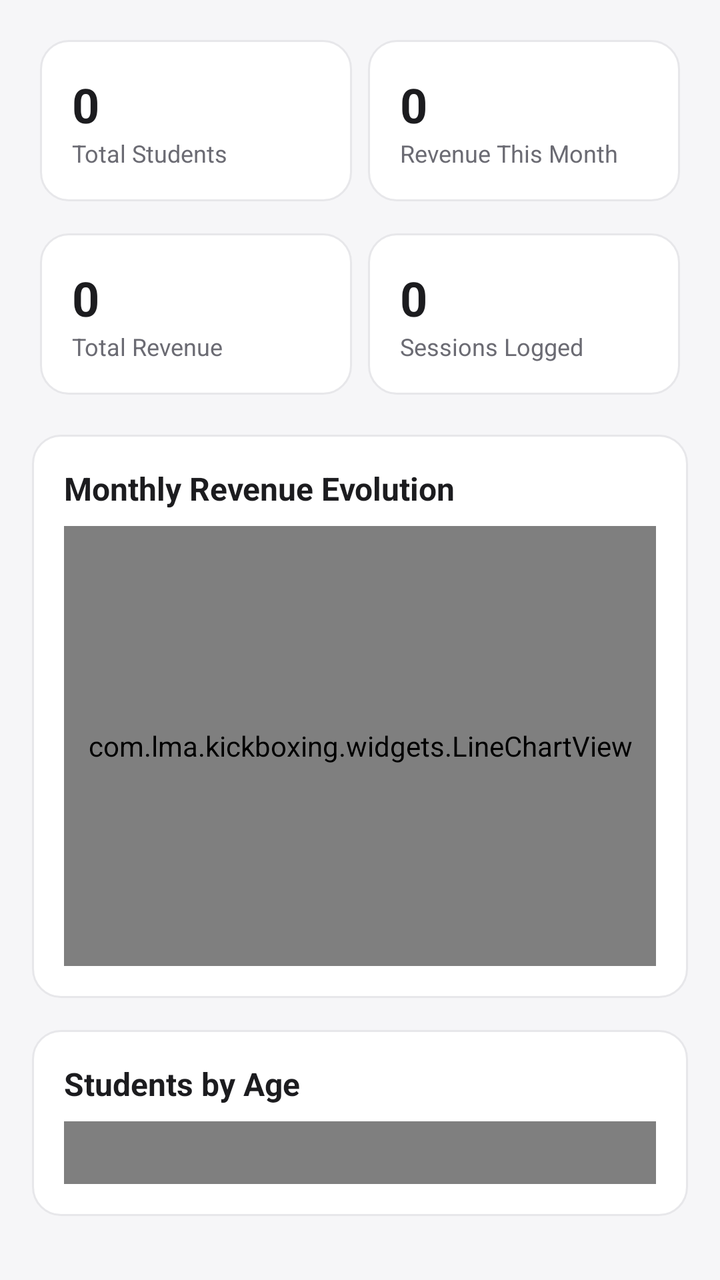
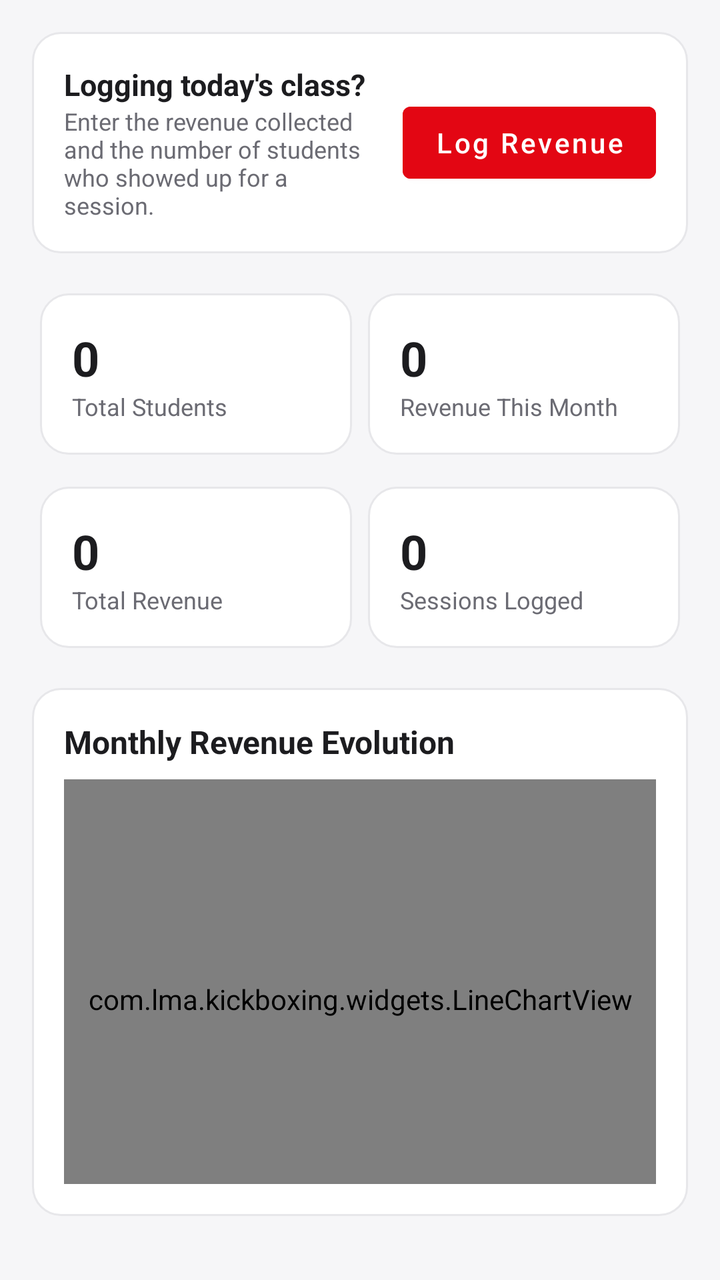

Before-and-after screenshots of an Android layout around one commit, followed by the original layout XML and the change that was made.
<!-- AndroidManifest.xml: application theme Theme.LmaKickboxing -->
<!-- res/layout/panel_dashboard.xml -->
<?xml version="1.0" encoding="utf-8"?>
<LinearLayout xmlns:android="http://schemas.android.com/apk/res/android"
    android:id="@+id/rootDashboard"
    android:layout_width="match_parent"
    android:layout_height="wrap_content"
    android:orientation="vertical"
    android:padding="16dp">

    <LinearLayout
        android:layout_width="match_parent"
        android:layout_height="wrap_content"
        android:orientation="horizontal"
        android:layout_marginBottom="8dp">

        <LinearLayout android:layout_width="0dp" android:layout_height="wrap_content" android:layout_weight="1" android:layout_margin="4dp"
            android:orientation="vertical" android:background="@drawable/bg_card" android:padding="16dp">
            <TextView android:id="@+id/tvTotalStudents" android:layout_width="wrap_content" android:layout_height="wrap_content" android:text="0" android:textSize="24sp" android:textStyle="bold" android:textColor="@color/ink" />
            <TextView android:layout_width="wrap_content" android:layout_height="wrap_content" android:text="Total Students" android:textSize="12sp" android:textColor="@color/muted" />
        </LinearLayout>

        <LinearLayout android:layout_width="0dp" android:layout_height="wrap_content" android:layout_weight="1" android:layout_margin="4dp"
            android:orientation="vertical" android:background="@drawable/bg_card" android:padding="16dp">
            <TextView android:id="@+id/tvMonthRevenue" android:layout_width="wrap_content" android:layout_height="wrap_content" android:text="0" android:textSize="24sp" android:textStyle="bold" android:textColor="@color/ink" />
            <TextView android:layout_width="wrap_content" android:layout_height="wrap_content" android:text="Revenue This Month" android:textSize="12sp" android:textColor="@color/muted" />
        </LinearLayout>
    </LinearLayout>

    <LinearLayout
        android:layout_width="match_parent"
        android:layout_height="wrap_content"
        android:orientation="horizontal"
        android:layout_marginBottom="16dp">

        <LinearLayout android:layout_width="0dp" android:layout_height="wrap_content" android:layout_weight="1" android:layout_margin="4dp"
            android:orientation="vertical" android:background="@drawable/bg_card" android:padding="16dp">
            <TextView android:id="@+id/tvTotalRevenue" android:layout_width="wrap_content" android:layout_height="wrap_content" android:text="0" android:textSize="24sp" android:textStyle="bold" android:textColor="@color/ink" />
            <TextView android:layout_width="wrap_content" android:layout_height="wrap_content" android:text="Total Revenue" android:textSize="12sp" android:textColor="@color/muted" />
        </LinearLayout>

        <LinearLayout android:layout_width="0dp" android:layout_height="wrap_content" android:layout_weight="1" android:layout_margin="4dp"
            android:orientation="vertical" android:background="@drawable/bg_card" android:padding="16dp">
            <TextView android:id="@+id/tvSessionsLogged" android:layout_width="wrap_content" android:layout_height="wrap_content" android:text="0" android:textSize="24sp" android:textStyle="bold" android:textColor="@color/ink" />
            <TextView android:layout_width="wrap_content" android:layout_height="wrap_content" android:text="Sessions Logged" android:textSize="12sp" android:textColor="@color/muted" />
        </LinearLayout>
    </LinearLayout>

    <LinearLayout android:layout_width="match_parent" android:layout_height="wrap_content" android:orientation="vertical"
        android:background="@drawable/bg_card" android:padding="16dp" android:layout_marginBottom="16dp">
        <TextView android:layout_width="wrap_content" android:layout_height="wrap_content" android:text="Monthly Revenue Evolution" android:textSize="16sp" android:textStyle="bold" android:textColor="@color/ink" android:layout_marginBottom="8dp" />
        <com.lma.kickboxing.widgets.LineChartView android:id="@+id/chartMonthlyRevenue" android:layout_width="match_parent" android:layout_height="220dp" />
    </LinearLayout>

    <LinearLayout android:layout_width="match_parent" android:layout_height="wrap_content" android:orientation="vertical"
        android:background="@drawable/bg_card" android:padding="16dp" android:layout_marginBottom="16dp">
        <TextView android:layout_width="wrap_content" android:layout_height="wrap_content" android:text="Students by Age" android:textSize="16sp" android:textStyle="bold" android:textColor="@color/ink" android:layout_marginBottom="8dp" />
        <com.lma.kickboxing.widgets.BarChartView android:id="@+id/chartAge" android:layout_width="match_parent" android:layout_height="200dp" />
    </LinearLayout>

    <LinearLayout android:layout_width="match_parent" android:layout_height="wrap_content" android:orientation="vertical"
        android:background="@drawable/bg_card" android:padding="16dp" android:layout_marginBottom="16dp">
        <TextView android:layout_width="wrap_content" android:layout_height="wrap_content" android:text="Students by Seniority" android:textSize="16sp" android:textStyle="bold" android:textColor="@color/ink" android:layout_marginBottom="8dp" />
        <com.lma.kickboxing.widgets.BarChartView android:id="@+id/chartSeniority" android:layout_width="match_parent" android:layout_height="200dp" />
    </LinearLayout>

    <LinearLayout android:layout_width="match_parent" android:layout_height="wrap_content" android:orientation="vertical"
        android:background="@drawable/bg_card" android:padding="16dp" android:layout_marginBottom="16dp">
        <TextView android:layout_width="wrap_content" android:layout_height="wrap_content" android:text="Students by Payment Type" android:textSize="16sp" android:textStyle="bold" android:textColor="@color/ink" android:layout_marginBottom="8dp" />
        <com.lma.kickboxing.widgets.BarChartView android:id="@+id/chartPayment" android:layout_width="match_parent" android:layout_height="200dp" />
    </LinearLayout>

    <LinearLayout android:layout_width="match_parent" android:layout_height="wrap_content" android:orientation="vertical"
        android:background="@drawable/bg_card" android:padding="16dp">
        <TextView android:layout_width="wrap_content" android:layout_height="wrap_content" android:text="Students by Grade" android:textSize="16sp" android:textStyle="bold" android:textColor="@color/ink" android:layout_marginBottom="8dp" />
        <com.lma.kickboxing.widgets.BarChartView android:id="@+id/chartGrade" android:layout_width="match_parent" android:layout_height="200dp" />
    </LinearLayout>

</LinearLayout>
<!-- resources referenced by this layout -->
<resources>
  <color name="ink">#1C1C1F</color>
  <color name="muted">#6B6B73</color>
  <!-- drawable bg_card (drawable) -->
  <?xml version="1.0" encoding="utf-8"?>
  <shape xmlns:android="http://schemas.android.com/apk/res/android">
      <solid android:color="@color/card" />
      <corners android:radius="14dp" />
      <stroke android:width="1dp" android:color="@color/line" />
  </shape>
  <style name="Theme.LmaKickboxing" parent="Theme.MaterialComponents.DayNight.NoActionBar">
          <item name="colorPrimary">@color/red</item>
          <item name="colorPrimaryDark">@color/black</item>
          <item name="colorAccent">@color/red</item>
          <item name="android:windowBackground">@color/bg</item>
          <item name="android:statusBarColor" tools:targetApi="21">@color/black</item>
      </style>
  <color name="card">#FFFFFF</color>
  <color name="line">#E7E7EA</color>
  <color name="red">#E30613</color>
  <color name="black">#111113</color>
  <color name="bg">#F6F6F8</color>
</resources>

<!-- the commit's change to res/layout/panel_dashboard.xml (unified diff, before → after) -->
@@ -5,6 +5,25 @@
     android:layout_height="wrap_content"
     android:orientation="vertical"
     android:padding="16dp">
+
+    <LinearLayout
+        android:layout_width="match_parent"
+        android:layout_height="wrap_content"
+        android:orientation="horizontal"
+        android:gravity="center_vertical"
+        android:background="@drawable/bg_card"
+        android:padding="16dp"
+        android:layout_marginBottom="16dp">
+
+        <LinearLayout android:layout_width="0dp" android:layout_height="wrap_content" android:layout_weight="1" android:orientation="vertical" android:layout_marginEnd="12dp">
+            <TextView android:layout_width="wrap_content" android:layout_height="wrap_content" android:text="Logging today's class?" android:textSize="15sp" android:textStyle="bold" android:textColor="@color/ink" />
+            <TextView android:layout_width="match_parent" android:layout_height="wrap_content" android:text="Enter the revenue collected and the number of students who showed up for a session." android:textSize="12sp" android:textColor="@color/muted" />
+        </LinearLayout>
+
+        <Button android:id="@+id/btnGoToRevenue" style="@style/Widget.MaterialComponents.Button"
+            android:layout_width="wrap_content" android:layout_height="wrap_content" android:backgroundTint="@color/red"
+            android:text="Log Revenue" android:textAllCaps="false" />
+    </LinearLayout>
 
     <LinearLayout
         android:layout_width="match_parent"
